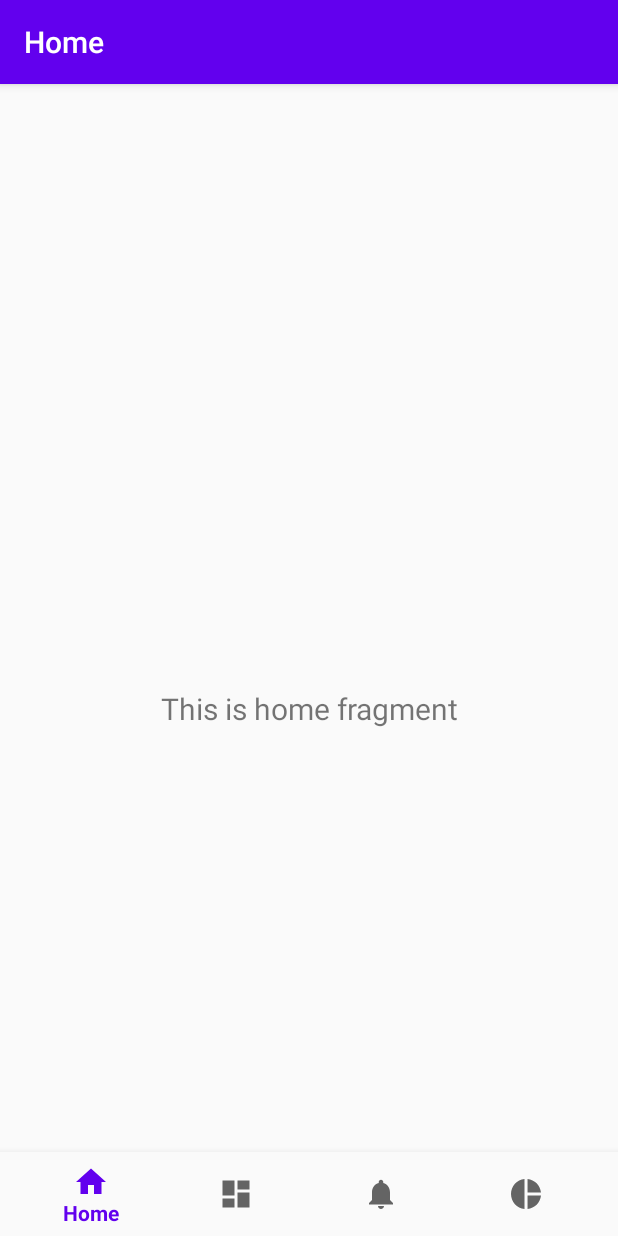
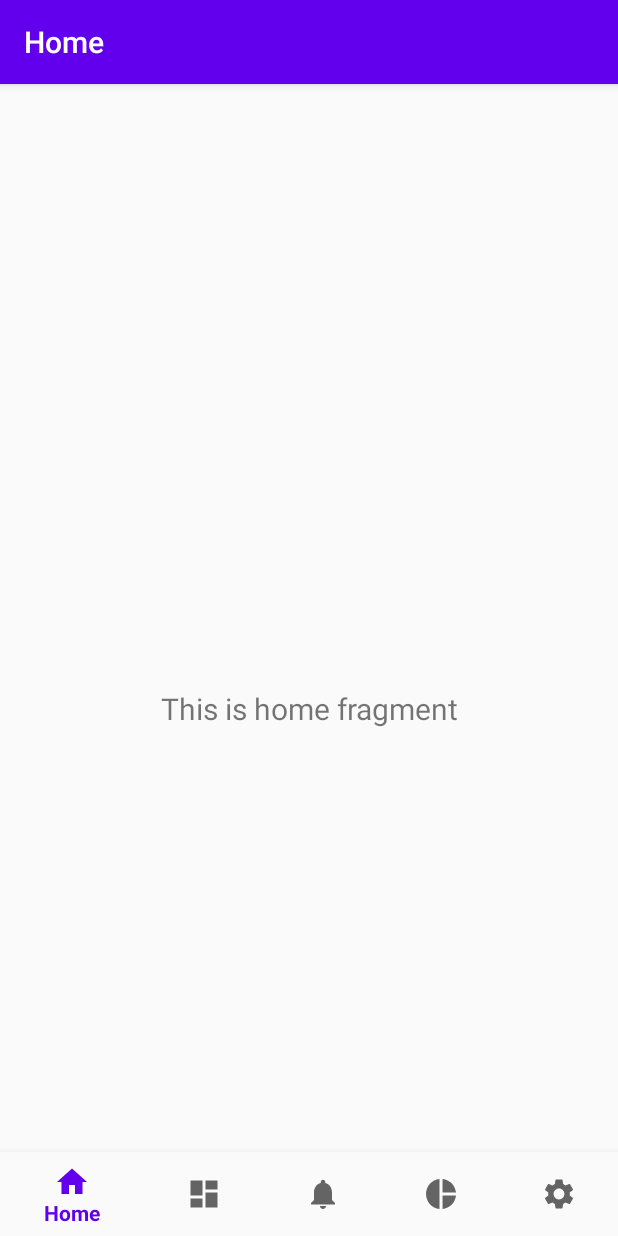
Before and after one commit to sukhbirsekhon/FinanceTracker, an Android app: the screen it shows after launch (MainActivity), on a phone screen of 412 x 824 dp. Run offline under Robolectric (Android 15) with nearby library versions, the phone set to English and light mode, and no system bars; our stand-ins replace navigation-ui.

Commit message:
Added settings tab in bottom navigation bar

```diff
--- /dev/null
+++ b/app/src/main/res/drawable/ic_baseline_settings_24.xml
@@ -0,0 +1,10 @@
+<vector xmlns:android="http://schemas.android.com/apk/res/android"
+    android:width="24dp"
+    android:height="24dp"
+    android:viewportWidth="24"
+    android:viewportHeight="24"
+    android:tint="?attr/colorControlNormal">
+  <path
+      android:fillColor="@android:color/white"
+      android:pathData="M19.14,12.94c0.04,-0.3 0.06,-0.61 0.06,-0.94c0,-0.32 -0.02,-0.64 -0.07,-0.94l2.03,-1.58c0.18,-0.14 0.23,-0.41 0.12,-0.61l-1.92,-3.32c-0.12,-0.22 -0.37,-0.29 -0.59,-0.22l-2.39,0.96c-0.5,-0.38 -1.03,-0.7 -1.62,-0.94L14.4,2.81c-0.04,-0.24 -0.24,-0.41 -0.48,-0.41h-3.84c-0.24,0 -0.43,0.17 -0.47,0.41L9.25,5.35C8.66,5.59 8.12,5.92 7.63,6.29L5.24,5.33c-0.22,-0.08 -0.47,0 -0.59,0.22L2.74,8.87C2.62,9.08 2.66,9.34 2.86,9.48l2.03,1.58C4.84,11.36 4.8,11.69 4.8,12s0.02,0.64 0.07,0.94l-2.03,1.58c-0.18,0.14 -0.23,0.41 -0.12,0.61l1.92,3.32c0.12,0.22 0.37,0.29 0.59,0.22l2.39,-0.96c0.5,0.38 1.03,0.7 1.62,0.94l0.36,2.54c0.05,0.24 0.24,0.41 0.48,0.41h3.84c0.24,0 0.44,-0.17 0.47,-0.41l0.36,-2.54c0.59,-0.24 1.13,-0.56 1.62,-0.94l2.39,0.96c0.22,0.08 0.47,0 0.59,-0.22l1.92,-3.32c0.12,-0.22 0.07,-0.47 -0.12,-0.61L19.14,12.94zM12,15.6c-1.98,0 -3.6,-1.62 -3.6,-3.6s1.62,-3.6 3.6,-3.6s3.6,1.62 3.6,3.6S13.98,15.6 12,15.6z" />
+</vector>
--- a/app/src/main/res/menu/bottom_nav_menu.xml
+++ b/app/src/main/res/menu/bottom_nav_menu.xml
@@ -21,4 +21,9 @@
         android:icon="@drawable/ic_baseline_statistics_24"
         android:title="@string/title_statistics" />
 
+    <item
+        android:id="@+id/navigation_settings"
+        android:icon="@drawable/ic_baseline_settings_24"
+        android:title="@string/title_settings" />
+
 </menu>
--- a/app/src/main/res/navigation/mobile_navigation.xml
+++ b/app/src/main/res/navigation/mobile_navigation.xml
@@ -28,4 +28,10 @@
         android:name="home.project.group.financetracker.ui.statistics.StatisticsFragment"
         android:label="@string/title_statistics"
         tools:layout="@layout/fragment_statistics" />
+
+    <fragment
+        android:id="@+id/navigation_settings"
+        android:name="home.project.group.financetracker.ui.settings.SettingsFragment"
+        android:label="@string/title_settings"
+        tools:layout="@layout/fragment_settings" />
 </navigation>
--- a/app/src/main/res/values/strings.xml
+++ b/app/src/main/res/values/strings.xml
@@ -4,4 +4,5 @@
     <string name="title_dashboard">Dashboard</string>
     <string name="title_notifications">Notifications</string>
     <string name="title_statistics">Statistics</string>
+    <string name="title_settings">Settings</string>
 </resources>
```
Also changed, not shown: app/src/main/java/home/project/group/financetracker/ui/settings/SettingsFragment.java (added, +35 -0 lines), app/src/main/java/home/project/group/financetracker/ui/settings/SettingsViewModel.java (added, +19 -0 lines), app/src/main/res/layout/fragment_settings.xml (added, +22 -0 lines).
